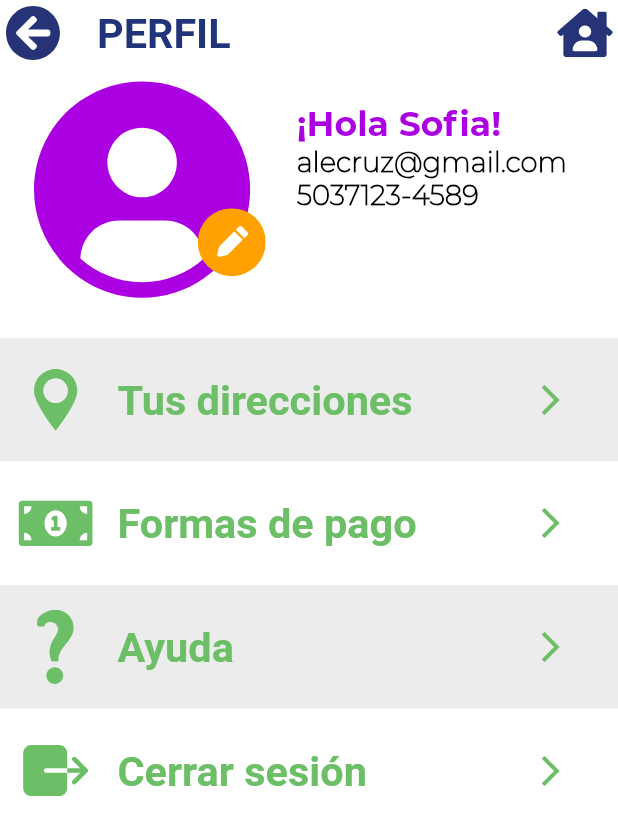
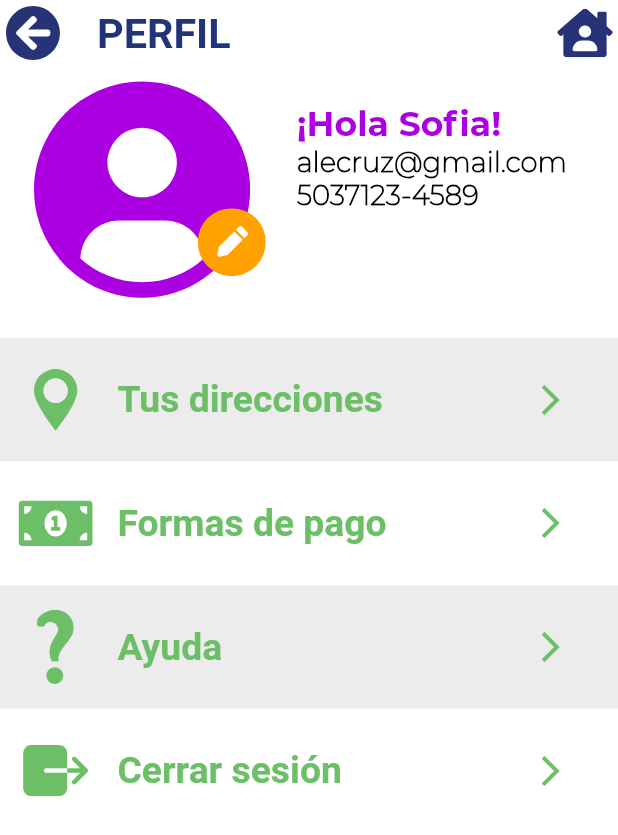
Before and after one commit to mdwcodedevelopers/DeliveryEnviaOficial, a Flutter app: the Profile screen opened by its route, on a phone screen of 412 x 824 dp. Shown: the top 835 px of the screen. Run offline on Flutter 3.47's test engine with Material 2 defaults, Android fonts, the light colour scheme and no system bars; our stand-ins replace animate_do, carousel_slider, flutter_svg, rxdart; missing offline and left inert: flutter_verification_box; Roboto replaces fonts that are missing (RobotoMono); project files that could hold a hidden picture were left out.

```diff
--- a/lib/pages/profile/widgets/tile.dart
+++ b/lib/pages/profile/widgets/tile.dart
@@ -48,7 +48,7 @@ class Tile extends StatelessWidget {
                           color: getColor()[100],
                           fontWeight: FontWeight.bold,
                           fontFamily: 'RobotoMono',
-                          fontSize: responsive.ip(3)))
+                          fontSize: responsive.ip(2.7)))
                   ],
                 ),
               ),
```
